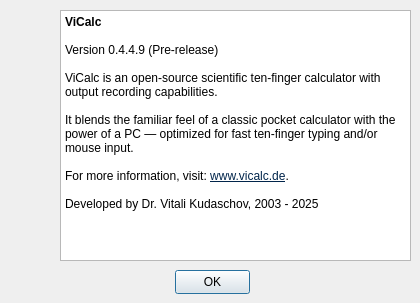
Before: the Qt Designer form vicalc/ui/about_dialog.ui in Kudaschov/ViCalc, drawn with Qt 5.
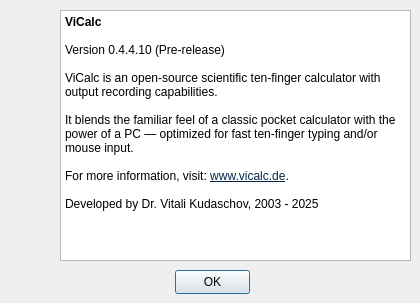
After: the same form once the commit is applied. Icons and pictures are not drawn.

```diff
--- a/vicalc/ui/about_dialog.ui
+++ b/vicalc/ui/about_dialog.ui
@@ -61,7 +61,7 @@
 &lt;/style&gt;&lt;/head&gt;&lt;body style=&quot; font-family:'Segoe UI'; font-size:9pt; font-weight:400; font-style:normal;&quot;&gt;
 &lt;p style=&quot; margin-top:0px; margin-bottom:0px; margin-left:0px; margin-right:0px; -qt-block-indent:0; text-indent:0px;&quot;&gt;&lt;span style=&quot; font-weight:700;&quot;&gt;ViCalc&lt;/span&gt;&lt;/p&gt;
 &lt;p style=&quot;-qt-paragraph-type:empty; margin-top:0px; margin-bottom:0px; margin-left:0px; margin-right:0px; -qt-block-indent:0; text-indent:0px; font-weight:700;&quot;&gt;&lt;br /&gt;&lt;/p&gt;
-&lt;p style=&quot; margin-top:0px; margin-bottom:0px; margin-left:0px; margin-right:0px; -qt-block-indent:0; text-indent:0px;&quot;&gt;Version 0.4.4.9 (Pre-release)&lt;/p&gt;
+&lt;p style=&quot; margin-top:0px; margin-bottom:0px; margin-left:0px; margin-right:0px; -qt-block-indent:0; text-indent:0px;&quot;&gt;Version 0.4.4.10 (Pre-release)&lt;/p&gt;
 &lt;p style=&quot;-qt-paragraph-type:empty; margin-top:0px; margin-bottom:0px; margin-left:0px; margin-right:0px; -qt-block-indent:0; text-indent:0px;&quot;&gt;&lt;br /&gt;&lt;/p&gt;
 &lt;p style=&quot; margin-top:0px; margin-bottom:0px; margin-left:0px; margin-right:0px; -qt-block-indent:0; text-indent:0px;&quot;&gt;ViCalc is an open-source scientific ten-finger calculator with output recording capabilities.&lt;/p&gt;
 &lt;p style=&quot;-qt-paragraph-type:empty; margin-top:0px; margin-bottom:0px; margin-left:0px; margin-right:0px; -qt-block-indent:0; text-indent:0px;&quot;&gt;&lt;br /&gt;&lt;/p&gt;
```
